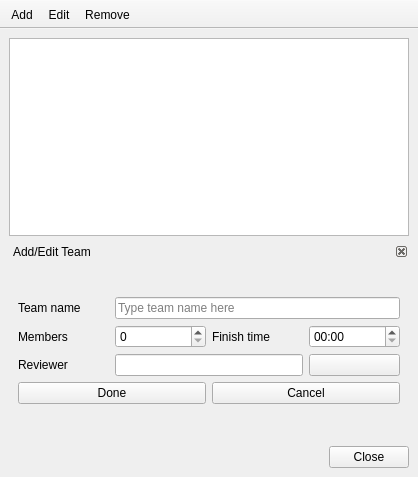
The window that gui_team.ui (FrankMamuda/ketoevent) describes before a commit, drawn with Qt 5.
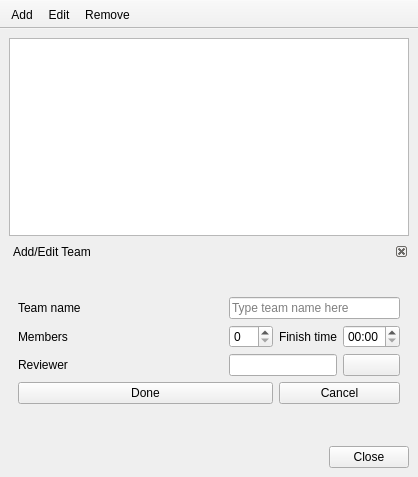
The same window after the commit. Icons and pictures are not drawn.

What changed in the file:
```diff
--- a/gui_team.ui
+++ b/gui_team.ui
@@ -52,7 +52,20 @@
       <widget class="QWidget" name="dockWidgetContents">
        <layout class="QVBoxLayout" name="verticalLayout_7">
         <item>
-         <layout class="QGridLayout" name="addEditLayout" columnstretch="1,1,1,1">
+         <layout class="QGridLayout" name="addEditLayout" columnstretch="1,0,0,0">
+          <item row="1" column="3">
+           <widget class="QTimeEdit" name="finishTimeEdit">
+            <property name="toolTip">
+             <string>Change team's finish time</string>
+            </property>
+            <property name="currentSection">
+             <enum>QDateTimeEdit::HourSection</enum>
+            </property>
+            <property name="displayFormat">
+             <string>HH:mm</string>
+            </property>
+           </widget>
+          </item>
           <item row="0" column="0">
            <widget class="QLabel" name="teamNameLabel">
             <property name="text">
@@ -70,40 +83,6 @@
             </property>
            </widget>
           </item>
-          <item row="1" column="3">
-           <widget class="QTimeEdit" name="finishTimeEdit">
-            <property name="toolTip">
-             <string>Change team's finish time</string>
-            </property>
-            <property name="currentSection">
-             <enum>QDateTimeEdit::HourSection</enum>
-            </property>
-            <property name="displayFormat">
-             <string>HH:mm</string>
-            </property>
-           </widget>
-          </item>
-          <item row="1" column="2">
-           <widget class="QLabel" name="finishTimeLabel">
-            <property name="text">
-             <string>Finish time</string>
-            </property>
-           </widget>
-          </item>
-          <item row="3" column="0" colspan="2">
-           <widget class="QPushButton" name="doneButton">
-            <property name="toolTip">
-             <string>Click when done editing team</string>
-            </property>
-            <property name="text">
-             <string>Done</string>
-            </property>
-            <property name="icon">
-             <iconset resource="resources.qrc">
-              <normaloff>:/icons/ok_16</normaloff>:/icons/ok_16</iconset>
-            </property>
-           </widget>
-          </item>
           <item row="3" column="2" colspan="2">
            <widget class="QPushButton" name="cancelButton">
             <property name="toolTip">
@@ -114,7 +93,14 @@
             </property>
             <property name="icon">
              <iconset resource="resources.qrc">
-              <normaloff>:/icons/cancel_16</normaloff>:/icons/cancel_16</iconset>
+              <normaloff>:/icons/cancel.png</normaloff>:/icons/cancel.png</iconset>
+            </property>
+           </widget>
+          </item>
+          <item row="1" column="2">
+           <widget class="QLabel" name="finishTimeLabel">
+            <property name="text">
+             <string>Finish time</string>
             </property>
            </widget>
           </item>
@@ -125,10 +111,17 @@
             </property>
            </widget>
           </item>
-          <item row="1" column="1">
-           <widget class="QSpinBox" name="teamMembersEdit">
+          <item row="3" column="0" colspan="2">
+           <widget class="QPushButton" name="doneButton">
             <property name="toolTip">
-             <string>Change number of team members</string>
+             <string>Click when done editing team</string>
+            </property>
+            <property name="text">
+             <string>Done</string>
+            </property>
+            <property name="icon">
+             <iconset resource="resources.qrc">
+              <normaloff>:/icons/accept.png</normaloff>:/icons/accept.png</iconset>
             </property>
            </widget>
           </item>
@@ -139,6 +132,13 @@
             </property>
            </widget>
           </item>
+          <item row="1" column="1">
+           <widget class="QSpinBox" name="teamMembersEdit">
+            <property name="toolTip">
+             <string>Change number of team members</string>
+            </property>
+           </widget>
+          </item>
           <item row="2" column="3">
            <widget class="QPushButton" name="reviewerButton">
             <property name="text">
```
Left out of the diff: 12 changed lines with no effect on the pictures.
